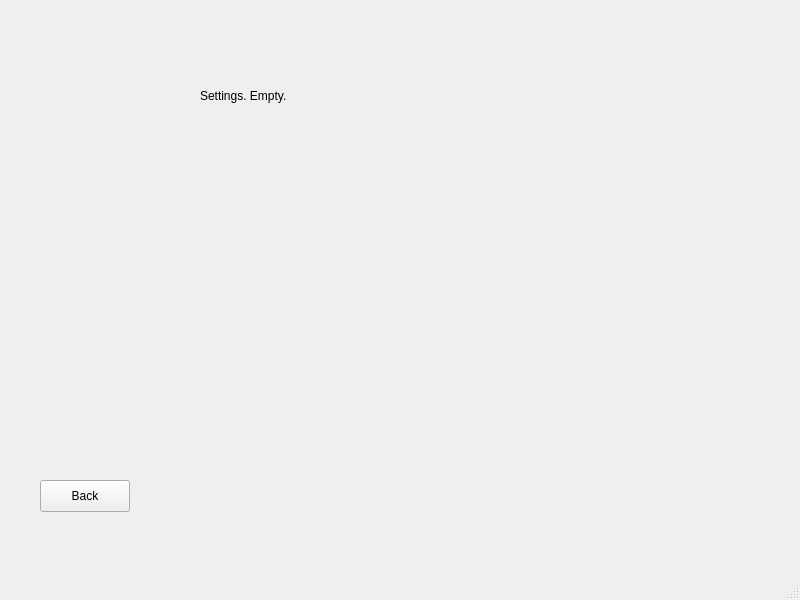
Above: client/views/settingsview.ui from cavoke-project/cavoke before the change. Below: the same form after it.
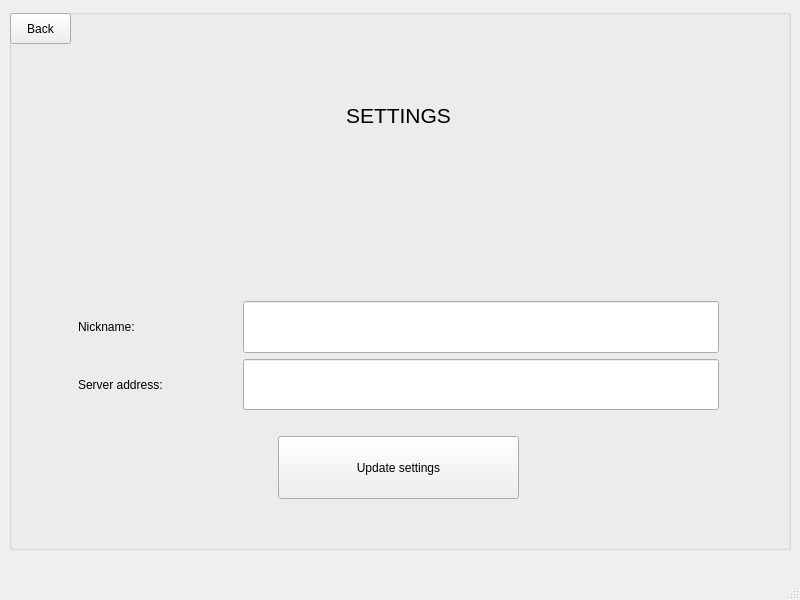
That is the form after the change.

Commit message: settingsview.ui updated, organization info added

The edit to the form file:
```diff
--- a/client/views/settingsview.ui
+++ b/client/views/settingsview.ui
@@ -26,31 +26,140 @@
    <string>Cavoke</string>
   </property>
   <widget class="QWidget" name="centralwidget">
-   <widget class="QPushButton" name="backButton">
+   <widget class="QGroupBox" name="groupBox">
     <property name="geometry">
      <rect>
-      <x>40</x>
-      <y>480</y>
-      <width>90</width>
-      <height>32</height>
+      <x>9</x>
+      <y>9</y>
+      <width>782</width>
+      <height>541</height>
      </rect>
     </property>
-    <property name="text">
-     <string>Back</string>
+    <property name="title">
+     <string/>
     </property>
-   </widget>
-   <widget class="QLabel" name="label">
-    <property name="geometry">
-     <rect>
-      <x>200</x>
-      <y>60</y>
-      <width>291</width>
-      <height>71</height>
-     </rect>
-    </property>
-    <property name="text">
-     <string>Settings. Empty.</string>
-    </property>
+    <widget class="QPushButton" name="backButton">
+     <property name="geometry">
+      <rect>
+       <x>1</x>
+       <y>4</y>
+       <width>61</width>
+       <height>31</height>
+      </rect>
+     </property>
+     <property name="text">
+      <string>Back</string>
+     </property>
+    </widget>
+    <widget class="QWidget" name="gridLayoutWidget">
+     <property name="geometry">
+      <rect>
+       <x>59</x>
+       <y>29</y>
+       <width>661</width>
+       <height>481</height>
+      </rect>
+     </property>
+     <layout class="QGridLayout" name="gridLayout" rowstretch="3,2,1,1,2" columnstretch="1,3">
+      <property name="leftMargin">
+       <number>10</number>
+      </property>
+      <property name="rightMargin">
+       <number>10</number>
+      </property>
+      <item row="1" column="0">
+       <spacer name="verticalSpacer">
+        <property name="orientation">
+         <enum>Qt::Vertical</enum>
+        </property>
+        <property name="sizeHint" stdset="0">
+         <size>
+          <width>20</width>
+          <height>40</height>
+         </size>
+        </property>
+       </spacer>
+      </item>
+      <item row="2" column="0">
+       <widget class="QLabel" name="label_2">
+        <property name="text">
+         <string>Nickname:</string>
+        </property>
+       </widget>
+      </item>
+      <item row="0" column="0" colspan="2">
+       <widget class="QLabel" name="label">
+        <property name="font">
+         <font>
+          <pointsize>16</pointsize>
+         </font>
+        </property>
+        <property name="text">
+         <string>SETTINGS</string>
+        </property>
+        <property name="alignment">
+         <set>Qt::AlignCenter</set>
+        </property>
+       </widget>
+      </item>
+      <item row="2" column="1">
+       <widget class="QLineEdit" name="nicknameInput">
+        <property name="sizePolicy">
+         <sizepolicy hsizetype="Preferred" vsizetype="Preferred">
+          <horstretch>0</horstretch>
+          <verstretch>0</verstretch>
+         </sizepolicy>
+        </property>
+       </widget>
+      </item>
+      <item row="3" column="0">
+       <widget class="QLabel" name="label_3">
+        <property name="text">
+         <string>Server address:</string>
+        </property>
+       </widget>
+      </item>
+      <item row="3" column="1">
+       <widget class="QLineEdit" name="serverAddressInput">
+        <property name="sizePolicy">
+         <sizepolicy hsizetype="Preferred" vsizetype="Preferred">
+          <horstretch>0</horstretch>
+          <verstretch>0</verstretch>
+         </sizepolicy>
+        </property>
+       </widget>
+      </item>
+      <item row="4" column="0" colspan="2">
+       <layout class="QHBoxLayout" name="horizontalLayout">
+        <property name="leftMargin">
+         <number>200</number>
+        </property>
+        <property name="topMargin">
+         <number>20</number>
+        </property>
+        <property name="rightMargin">
+         <number>200</number>
+        </property>
+        <property name="bottomMargin">
+         <number>20</number>
+        </property>
+        <item>
+         <widget class="QPushButton" name="updateSettingsButton">
+          <property name="sizePolicy">
+           <sizepolicy hsizetype="Minimum" vsizetype="Ignored">
+            <horstretch>0</horstretch>
+            <verstretch>0</verstretch>
+           </sizepolicy>
+          </property>
+          <property name="text">
+           <string>Update settings</string>
+          </property>
+         </widget>
+        </item>
+       </layout>
+      </item>
+     </layout>
+    </widget>
    </widget>
   </widget>
   <widget class="QMenuBar" name="menubar">
```
The commit also changes 1 other file.
